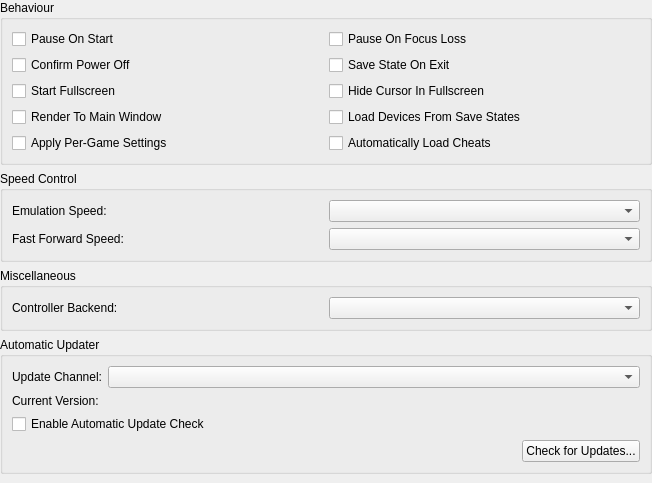
kofxi3584karlayang/duckstation, file src/duckstation-qt/generalsettingswidget.ui: the form before one commit.
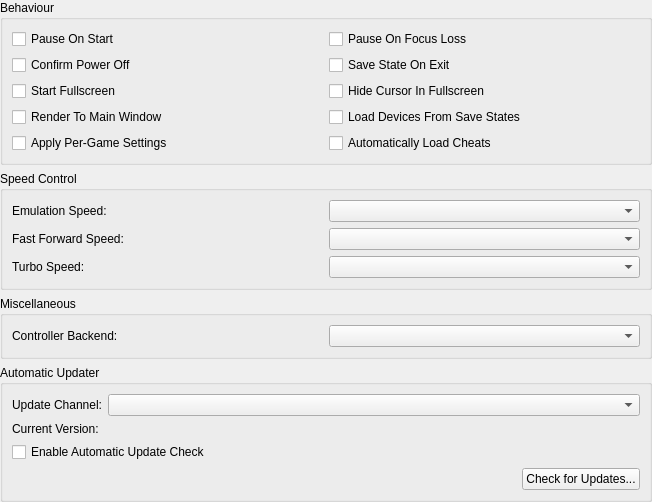
The form after the commit.

Commit message: Qt: Add turbo speed setting

The edit to the form file:
```diff
--- a/src/duckstation-qt/generalsettingswidget.ui
+++ b/src/duckstation-qt/generalsettingswidget.ui
@@ -131,6 +131,16 @@
       <item row="1" column="1">
        <widget class="QComboBox" name="fastForwardSpeed"/>
       </item>
+      <item row="2" column="0">
+       <widget class="QLabel" name="label_3">
+        <property name="text">
+         <string>Turbo Speed:</string>
+        </property>
+       </widget>
+      </item>
+      <item row="2" column="1">
+       <widget class="QComboBox" name="turboSpeed"/>
+      </item>
      </layout>
     </widget>
    </item>
```
The commit also changes 7 other files.
